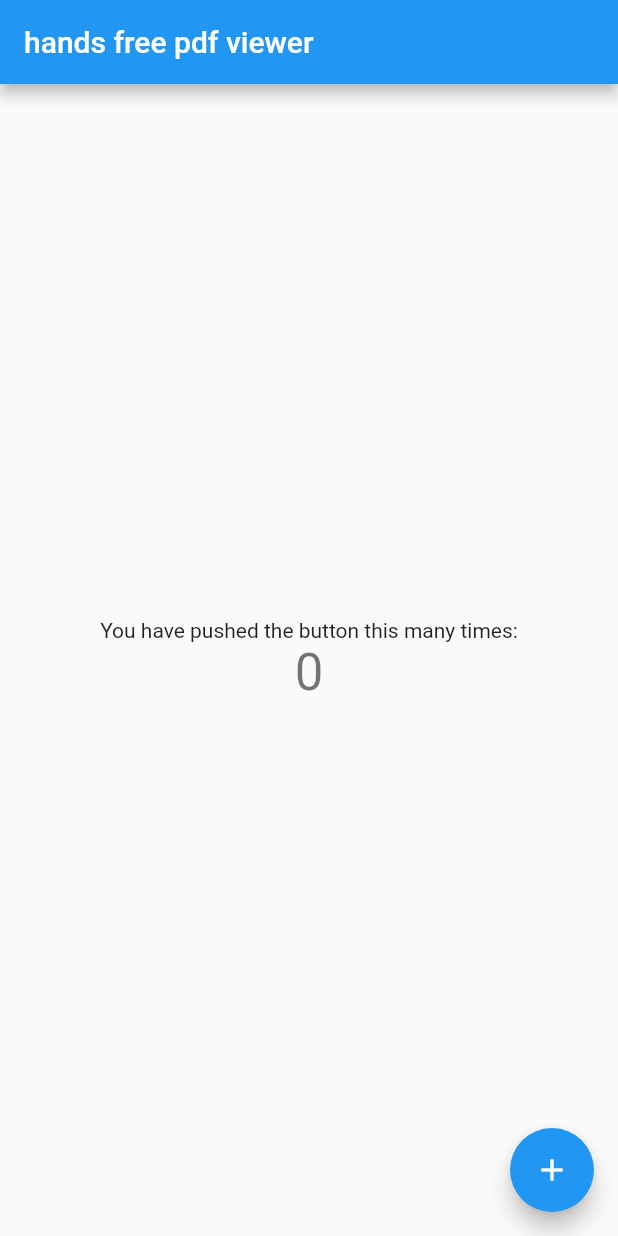
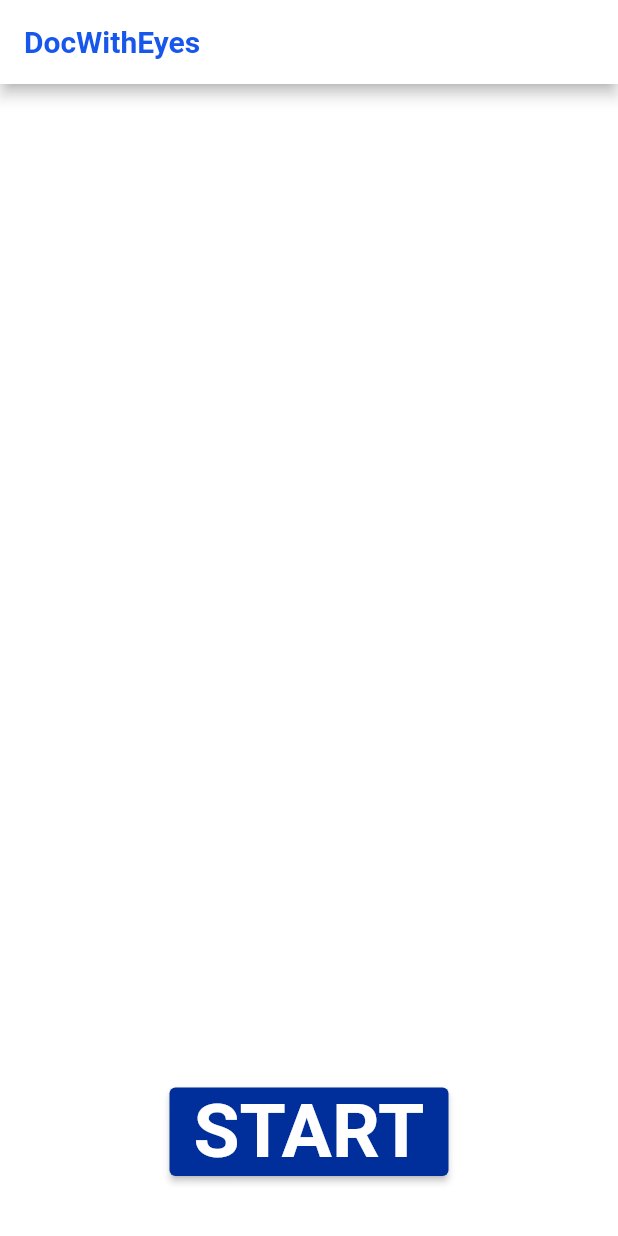
Before and after one commit to rhaxxoddl/Hands-free-doc-viewer-mobileapp, a Flutter app: the screen it shows after launch, on a phone screen of 412 x 824 dp. Run offline on Flutter 3.47's test engine with Material 2 defaults, Android fonts, the phone set to English and light mode, and no system bars; our stand-ins replace font_awesome_flutter.

Commit message:
시작 페이지 생성

```diff
--- a/lib/main.dart
+++ b/lib/main.dart
@@ -1,30 +1,50 @@
 import 'package:flutter/material.dart';
+import 'constants.dart';
 
 void main() {
-  runApp(const MyApp());
+  runApp(DocWithEyes());
 }
 
-class MyApp extends StatelessWidget {
-  const MyApp({Key? key}) : super(key: key);
-
-  // This widget is the root of your application.
+class DocWithEyes extends StatelessWidget {
   @override
   Widget build(BuildContext context) {
     return MaterialApp(
-      title: 'hands free pdf viewer',
-      theme: ThemeData(
-        // This is the theme of your application.
-        //
-        // Try running your application with "flutter run". You'll see the
-        // application has a blue toolbar. Then, without quitting the app, try
-        // changing the primarySwatch below to Colors.green and then invoke
-        // "hot reload" (press "r" in the console where you ran "flutter run",
-        // or simply save your changes to "hot reload" in a Flutter IDE).
-        // Notice that the counter didn't reset back to zero; the application
-        // is not restarted.
-        primarySwatch: Colors.blue,
+      theme: ThemeData.light().copyWith(
+        primaryColor: cPrimaryColor,
+        scaffoldBackgroundColor: cBackgroundColor,
       ),
-      home: const MyHomePage(title: 'hands free pdf viewer'),
+      home: Scaffold(
+        appBar: AppBar(
+          title: Text(
+            'DocWithEyes',
+            style: tTitleTextStyle,
+          ),
+          backgroundColor: cBackgroundColor,
+        ),
+        body: Center(
+          child: Column(
+            mainAxisAlignment: MainAxisAlignment.end,
+            children: <Widget>[
+              Container(
+                child: ElevatedButton(
+                  onPressed: () {},
+                  child: Text(
+                    "START",
+                    style: TextStyle(
+                      fontSize: 50.0,
+                      fontWeight: FontWeight.bold,
+                    ),
+                  ),
+                  style: ElevatedButton.styleFrom(
+                    primary: cPointColor,
+                  ),
+                ),
+                padding: EdgeInsets.all(40),
+              ),
+            ],
+          ),
+        ),
+      ),
     );
   }
 }
```
